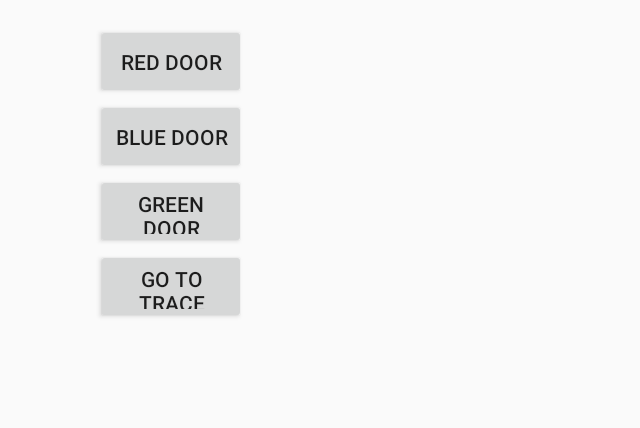
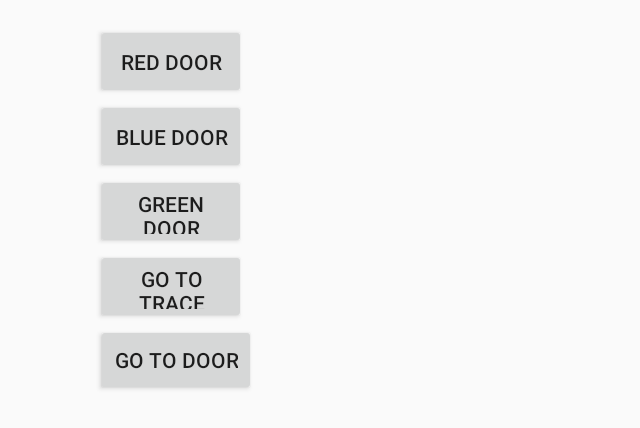
Before and after one commit to darpan-mehta/CognitiveDevelopment, an Android app: the screen it shows after launch (MainActivity), after a tap on "RED DOOR", on a phone screen of 824 x 412 dp (held sideways). Shown: the top 428 px of the screen, without its empty margins (0-640 px from the left). Run offline under Robolectric (Android 15) with nearby library versions, the phone set to English and light mode, and no system bars.

Commit message:
Added Door Screen And Image Buttons

```diff
--- a/app/src/main/java/com/cogdev/cognitivedevelopment/MainActivity.java
+++ b/app/src/main/java/com/cogdev/cognitivedevelopment/MainActivity.java
@@ -115,4 +115,9 @@ public class MainActivity extends AppCompatActivity {
         Intent intent = new Intent(this, Trace.class);
         startActivity(intent);
     }
+
+    public void goToDoor(View view) {
+        Intent intent = new Intent(this, DoorScreen.class);
+        startActivity(intent);
+    }
 }
--- a/app/src/main/res/layout/activity_main.xml
+++ b/app/src/main/res/layout/activity_main.xml
@@ -31,6 +31,15 @@
         android:layout_below="@id/gdoor"
         android:onClick="goToTrace"/>
 
+    <Button
+        android:layout_width="wrap_content"
+        android:layout_height="wrap_content"
+        android:text="Go To Door"
+        android:id="@+id/button"
+        android:layout_below="@+id/trace"
+        android:layout_alignParentLeft="true"
+        android:layout_alignParentStart="true"
+        android:onClick="goToDoor"/>
 
 
 </RelativeLayout>
--- a/app/src/main/res/values/strings.xml
+++ b/app/src/main/res/values/strings.xml
@@ -22,4 +22,5 @@
         <item>rightdoor</item>
     </string-array>
     <string name="title_activity_trace">Trace</string>
+    <string name="title_activity_door_screen">DoorScreen</string>
 </resources>
```
Also changed, not shown: app/src/main/AndroidManifest.xml (+8 -0 lines), app/src/main/java/com/cogdev/cognitivedevelopment/DoorScreen.java (added, +38 -0 lines), app/src/main/res/layout/activity_door_screen.xml (added, +14 -0 lines), app/src/main/res/menu/menu_door_screen.xml (added, +7 -0 lines), app/src/main/res/drawable/doors.png (added), 1 other file.
